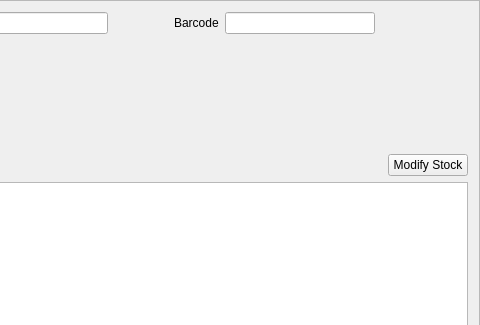
Qt form mtrack/inventoryframe.ui (kyledevans/Medicine-Track) before a commit; both pictures show x 441 to 921 and y 0 to 325 of the 921 by 655 pixel window.
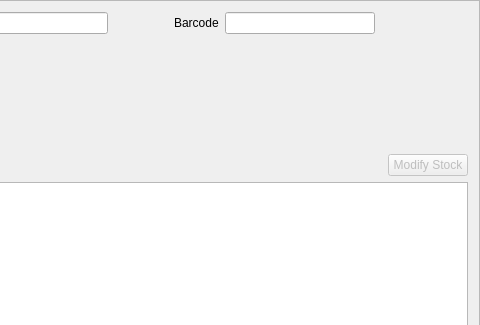
The same form after that commit.

Diff of the .ui file:
```diff
--- a/mtrack/inventoryframe.ui
+++ b/mtrack/inventoryframe.ui
@@ -274,7 +274,10 @@
       </spacer>
      </item>
      <item>
-      <widget class="QPushButton" name="modifyShipmentButton">
+      <widget class="QPushButton" name="modifyButton">
+       <property name="enabled">
+        <bool>false</bool>
+       </property>
        <property name="text">
         <string>Modify Stock</string>
        </property>
```
Left out of the diff: 24 changed lines with no effect on the pictures.
